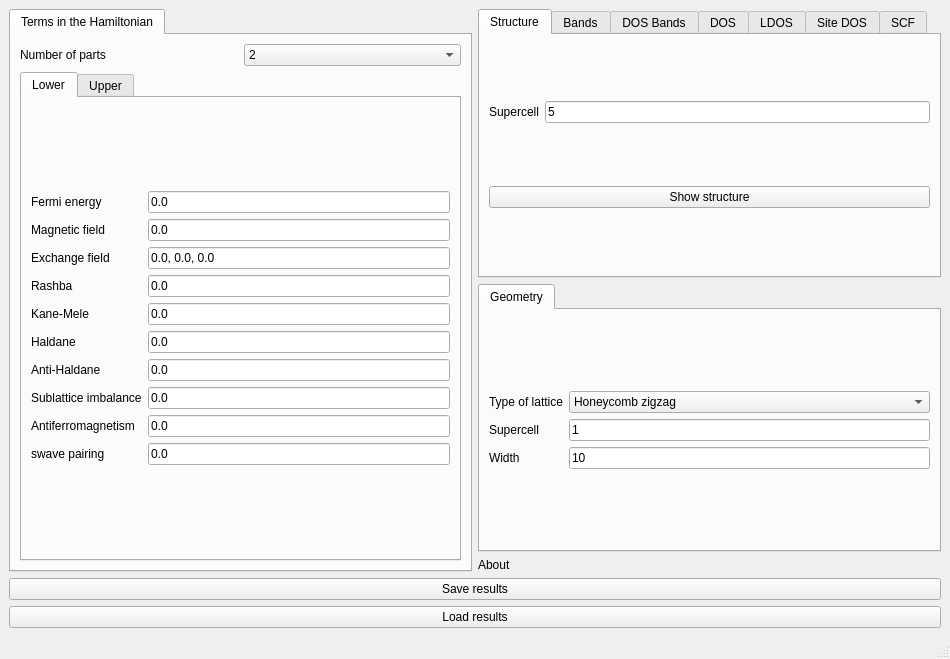
Above: interface-pyqt/hybridribbon/interface.ui from joselado/quantum-lattice before the change. Below: the same form after it.
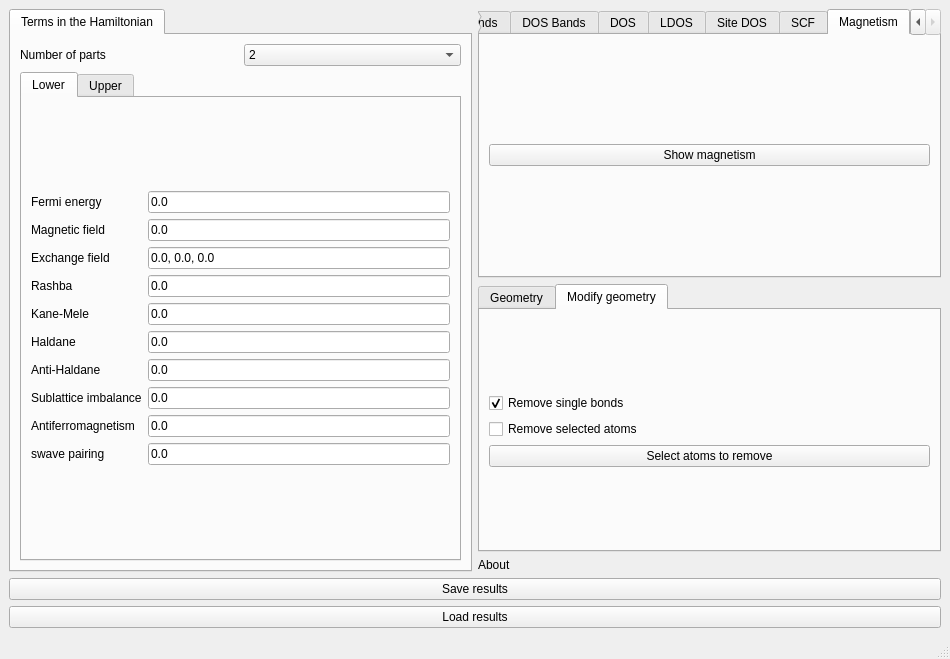
That is the form after the change. The open tabs and pages were chosen to show the change. Custom widgets are drawn as their Qt base class.

Commit message: Cross-mode UI consistency audit: fill gaps in Modify geometry/Magnetism/3D structure, fix stray comments and field-naming drift

Diff of the .ui file:
```diff
--- a/interface-pyqt/hybridribbon/interface.ui
+++ b/interface-pyqt/hybridribbon/interface.ui
@@ -1060,6 +1060,20 @@
         </item>
        </layout>
       </widget>
+      <widget class="QWidget" name="tab_magnetism">
+       <attribute name="title">
+        <string>Magnetism</string>
+       </attribute>
+       <layout class="QGridLayout" name="gridLayout_magnetism">
+        <item row="0" column="0">
+         <widget class="PushButton" name="show_magnetism">
+          <property name="text">
+           <string>Show magnetism</string>
+          </property>
+         </widget>
+        </item>
+       </layout>
+      </widget>
      </widget>
     </item>
     <item row="1" column="1">
@@ -1161,6 +1175,44 @@
         </item>
        </layout>
       </widget>
+      <widget class="QWidget" name="tab_modify_geometry">
+       <attribute name="title">
+        <string>Modify geometry</string>
+       </attribute>
+       <layout class="QVBoxLayout" name="verticalLayout_modify_geometry">
+        <item>
+         <layout class="QGridLayout" name="gridLayout_modify_geometry">
+          <item row="0" column="0">
+           <widget class="CheckBox" name="remove_single_bonded">
+            <property name="toolTip">
+             <string>Remove atoms that have a single bond in the structure</string>
+            </property>
+            <property name="text">
+             <string>Remove single bonds</string>
+            </property>
+            <property name="checked">
+             <bool>true</bool>
+            </property>
+           </widget>
+          </item>
+          <item row="1" column="0">
+           <widget class="CheckBox" name="remove_selected">
+            <property name="text">
+             <string>Remove selected atoms</string>
+            </property>
+           </widget>
+          </item>
+          <item row="2" column="0">
+           <widget class="PushButton" name="select_atoms_removal">
+            <property name="text">
+             <string>Select atoms to remove</string>
+            </property>
+           </widget>
+          </item>
+         </layout>
+        </item>
+       </layout>
+      </widget>
      </widget>
     </item>
     <item row="2" column="1">
```
Left out of the diff: 7 changed lines with no effect on the pictures. The commit also changes 17 other files.
